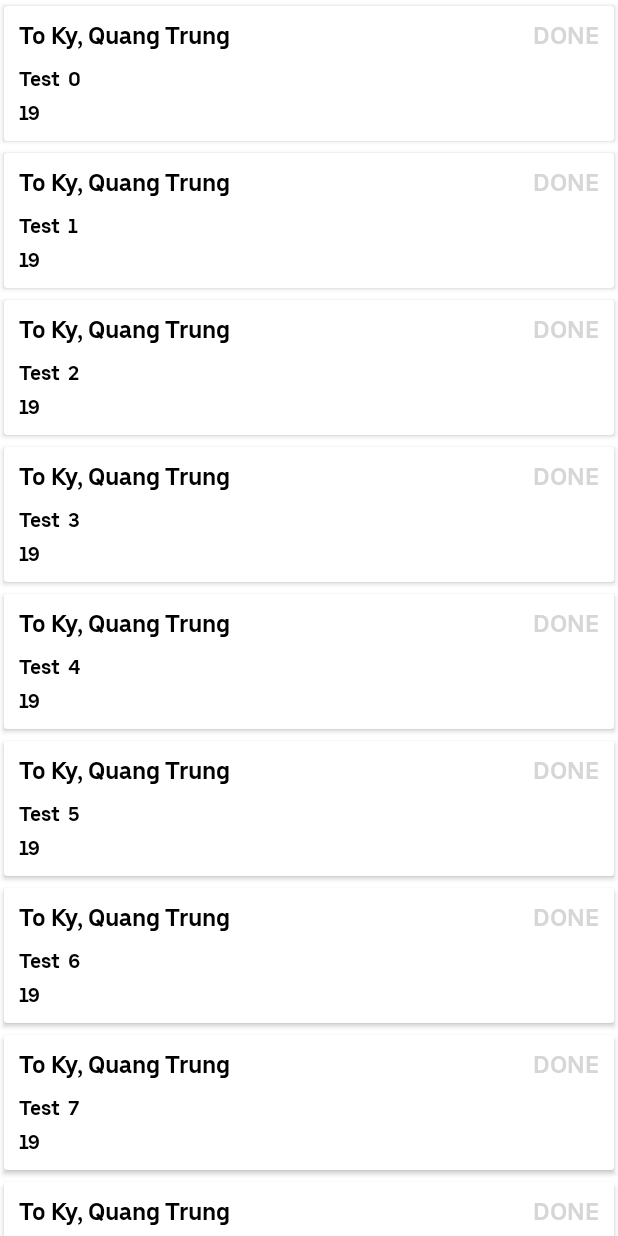
After one commit to Quockm/Final_Uber_Rider, an Android app: the fragment HistoryFragment shown on its own in the app's theme, on a phone screen of 412 x 824 dp. The commit adds this screen. Run offline under Robolectric (Android 15) with nearby library versions, the phone set to English and light mode, and no system bars; our stand-ins replace ButterKnife.

Commit message:
Setup UI & workflow for History Trip

```diff
--- /dev/null
+++ b/app/src/main/java/com/example/final_uber_rider/HistoryFragment.java
@@ -0,0 +1,80 @@
+package com.example.final_uber_rider;
+
+import android.os.Bundle;
+import android.view.LayoutInflater;
+import android.view.View;
+import android.view.ViewGroup;
+
+import androidx.annotation.NonNull;
+import androidx.annotation.Nullable;
+import androidx.appcompat.app.AppCompatActivity;
+import androidx.fragment.app.Fragment;
+import androidx.recyclerview.widget.RecyclerView;
+
+import com.example.final_uber_rider.model.HistoryAdapter;
+import com.example.final_uber_rider.model.RiderInfoModel;
+import com.example.final_uber_rider.model.TripPlanModel;
+
+import org.jetbrains.annotations.NotNull;
+
+import java.util.ArrayList;
+
+import butterknife.BindView;
+import butterknife.ButterKnife;
+
+public class HistoryFragment extends Fragment {
+
+    @BindView(R.id.rv_list_history)
+    RecyclerView rv_list_history;
+
+    private AppCompatActivity mActivity;
+
+    @Override
+    public void onCreate(@Nullable @org.jetbrains.annotations.Nullable Bundle savedInstanceState) {
+        super.onCreate(savedInstanceState);
+
+        mActivity = (AppCompatActivity) getActivity();
+    }
+
+    @Nullable
+    @org.jetbrains.annotations.Nullable
+    @Override
+    public View onCreateView(@NonNull @NotNull LayoutInflater inflater,
+                             @Nullable @org.jetbrains.annotations.Nullable ViewGroup container,
+                             @Nullable @org.jetbrains.annotations.Nullable Bundle savedInstanceState) {
+        View history = inflater.inflate(R.layout.fragment_history, container, false);
+
+        ButterKnife.bind(this, history);
+
+        return history;
+    }
+
+    @Override
+    public void onViewCreated(@NonNull @NotNull View view,
+                              @Nullable @org.jetbrains.annotations.Nullable Bundle savedInstanceState) {
+        super.onViewCreated(view, savedInstanceState);
+
+        onLoadHistoryData();
+    }
+
+    private void onLoadHistoryData(){
+        HistoryAdapter adapter = new HistoryAdapter(initListData());
+        rv_list_history.setAdapter(adapter);
+    }
+
+    /*
+    * Setup list data Trip history
+    * */
+    private ArrayList<TripPlanModel> initListData(){
+        ArrayList<TripPlanModel> listTest = new ArrayList<>();
+
+        for (int i = 0; i < 10; i++){
+            listTest.add(new TripPlanModel("", "", null,
+                    new RiderInfoModel("" + i, "Test ", "+19999999999", "", 5.0),
+                    "", "", "","","",
+                    "","","",0.0,0.0, true, false));
+        }
+
+        return listTest;
+    }
+}
--- /dev/null
+++ b/app/src/main/java/com/example/final_uber_rider/LogoutDialog.java
@@ -0,0 +1,57 @@
+package com.example.final_uber_rider;
+
+import android.app.Dialog;
+import android.os.Bundle;
+import android.view.LayoutInflater;
+import android.view.View;
+import android.view.ViewGroup;
+
+import androidx.annotation.NonNull;
+import androidx.annotation.Nullable;
+import androidx.appcompat.app.AlertDialog;
+import androidx.appcompat.app.AppCompatActivity;
+import androidx.fragment.app.DialogFragment;
+import android.content.Intent;
+import com.example.final_uber_rider.SplashScreenActivity;
+
+import org.jetbrains.annotations.NotNull;
+
+import com.google.firebase.auth.FirebaseAuth;
+
+public class LogoutDialog extends DialogFragment {
+
+    private AppCompatActivity appCompatActivity;
+
+    @Override
+    public void onCreate(@Nullable @org.jetbrains.annotations.Nullable Bundle savedInstanceState) {
+        super.onCreate(savedInstanceState);
+        appCompatActivity = (AppCompatActivity)getActivity();
+    }
+
+    @NonNull
+    @NotNull
+    @Override
+    public Dialog onCreateDialog(@Nullable @org.jetbrains.annotations.Nullable Bundle savedInstanceState) {
+        AlertDialog.Builder builder = new AlertDialog.Builder(appCompatActivity);
+        builder.setTitle("Sign Out")
+                .setMessage("Do you want to sign out!!")
+                .setNegativeButton("CANCEL", (dialogInterface, i) -> dialogInterface.dismiss())
+                .setPositiveButton("SIGN OUT", (dialogInterface, i) -> {
+                    FirebaseAuth.getInstance().signOut();
+                    Intent intent = new Intent(appCompatActivity, SplashScreenActivity.class);
+                    intent.setFlags(Intent.FLAG_ACTIVITY_NEW_TASK | Intent.FLAG_ACTIVITY_CLEAR_TASK);
+                    appCompatActivity.startActivity(intent);
+                    appCompatActivity.finish();
+                })
+                .setCancelable(false);
+        AlertDialog dialog = builder.create();
+        dialog.setOnShowListener(dialogInterface -> {
+            dialog.getButton(AlertDialog.BUTTON_POSITIVE)
+                    .setTextColor(getResources().getColor(android.R.color.holo_red_dark));
+            dialog.getButton(AlertDialog.BUTTON_NEGATIVE)
+                    .setTextColor(getResources().getColor(R.color.black));
+        });
+
+        return dialog;
+    }
+}
--- a/app/src/main/java/com/example/final_uber_rider/RiderHomeActivity.java
+++ b/app/src/main/java/com/example/final_uber_rider/RiderHomeActivity.java
@@ -64,7 +64,7 @@ public class RiderHomeActivity extends AppCompatActivity {
         // Passing each menu ID as a set of Ids because each
         // menu should be considered as top level destinations.
         mAppBarConfiguration = new AppBarConfiguration.Builder(
-                R.id.nav_home, R.id.nav_gallery, R.id.nav_slideshow)
+                R.id.nav_home, R.id.nav_history, R.id.nav_sign_out)
                 .setDrawerLayout(drawer)
                 .build();
         navController = Navigation.findNavController(this, R.id.nav_host_fragment);
@@ -86,7 +86,10 @@ public class RiderHomeActivity extends AppCompatActivity {
         storageReference = FirebaseStorage.getInstance().getReference();
 
 
-        //handle click on item
+        /*Already have NavigateController to handle action NavigationItemClicked
+        * -> No need to setup Listener for Navigation Menu
+        * */
+        /*
         navigationView.setNavigationItemSelectedListener(item -> {
             if (item.getItemId() == R.id.nav_sign_out) {
                 Context context;
@@ -112,7 +115,7 @@ public class RiderHomeActivity extends AppCompatActivity {
                 dialog.show();
             }
             return true;
-        });
+        });*/
 
 
         //set data for user
--- /dev/null
+++ b/app/src/main/java/com/example/final_uber_rider/model/HistoryAdapter.java
@@ -0,0 +1,102 @@
+package com.example.final_uber_rider.model;
+
+import android.graphics.Color;
+import android.provider.CalendarContract;
+import android.util.Log;
+import android.view.LayoutInflater;
+import android.view.View;
+import android.view.ViewGroup;
+import android.widget.TextView;
+
+import androidx.annotation.NonNull;
+import androidx.recyclerview.widget.RecyclerView;
+
+import com.example.final_uber_rider.R;
+
+import org.jetbrains.annotations.NotNull;
+
+import java.util.Date;
+import java.util.List;
+
+import butterknife.BindView;
+import butterknife.ButterKnife;
+
+public class HistoryAdapter extends RecyclerView.Adapter<HistoryAdapter.HistoryItem> {
+
+    private List<TripPlanModel> mTripHistory;
+
+    public HistoryAdapter(List<TripPlanModel> listTripHistory) {
+        this.mTripHistory = listTripHistory;
+    }
+
+    @NonNull
+    @NotNull
+    @Override
+    public HistoryItem onCreateViewHolder(@NonNull @NotNull ViewGroup parent, int viewType) {
+        View itemHistory = LayoutInflater.from(parent.getContext())
+                .inflate(R.layout.layout_item_history, parent, false);
+
+        HistoryItem viewHolder = new HistoryItem(itemHistory);
+        return viewHolder;
+    }
+
+    @Override
+    public void onBindViewHolder(@NonNull @NotNull HistoryItem holder, int position) {
+        try{
+            TripPlanModel trip = mTripHistory.get(position);
+
+            if (trip != null){
+
+                String riderFullName = "";
+
+                if (trip.getRiderModel() != null
+                        && !trip.getRiderModel().getLastname().isEmpty()
+                        && !trip.getRiderModel().getFisrtnasme().isEmpty()) {
+
+                    riderFullName = trip.getRiderModel().getLastname()
+                            + " " + trip.getRiderModel().getFisrtnasme();
+
+                }
+
+                holder.txt_rider_name.setText(riderFullName);
+                holder.txt_trip_datetime.setText(String.valueOf(new Date().getDate()));
+
+                if (trip.isDone()){
+                    holder.txt_trip_status.setText("DONE");
+                }else if (trip.isCancel()){
+                    holder.txt_trip_status.setText("CANCEL");
+                    holder.txt_trip_status.setTextColor(Color.RED);
+                }
+            }
+
+        }catch (Exception e){
+            Log.e(HistoryAdapter.class.getName(), e.getClass() + ": " + e.getMessage());
+        }
+    }
+
+    @Override
+    public int getItemCount() {
+        return mTripHistory.size();
+    }
+
+    static class HistoryItem extends RecyclerView.ViewHolder{
+
+        @BindView(R.id.txt_trip_des_address)
+        TextView txt_trip_des_address;
+
+        @BindView(R.id.txt_rider_name)
+        TextView txt_rider_name;
+
+        @BindView(R.id.txt_trip_datetime)
+        TextView txt_trip_datetime;
+
+        @BindView(R.id.txt_trip_status)
+        TextView txt_trip_status;
+
+        public HistoryItem(@NonNull @NotNull View itemView) {
+            super(itemView);
+
+            ButterKnife.bind(this, itemView);
+        }
+    }
+}
--- a/app/src/main/java/com/example/final_uber_rider/model/RiderInfoModel.java
+++ b/app/src/main/java/com/example/final_uber_rider/model/RiderInfoModel.java
@@ -6,6 +6,14 @@ public class RiderInfoModel {
 
 
     public RiderInfoModel() {
+    }
+
+    public RiderInfoModel(String fisrtnasme, String lastname, String phonenumber, String avatar, double rating) {
+        this.fisrtnasme = fisrtnasme;
+        this.lastname = lastname;
+        this.phonenumber = phonenumber;
+        this.avatar = avatar;
+        this.rating = rating;
     }
 
     public String getFisrtnasme() {
--- a/app/src/main/java/com/example/final_uber_rider/model/TripPlanModel.java
+++ b/app/src/main/java/com/example/final_uber_rider/model/TripPlanModel.java
@@ -12,6 +12,29 @@ public class TripPlanModel {
     private boolean isDone, isCancel;
 
     public TripPlanModel() {
+    }
+
+    public TripPlanModel(String rider, String driver, DriverInfoModel driverInfoModel,
+                         RiderInfoModel riderModel, String origin, String originString,
+                         String destination, String destinationString, String distancePickup,
+                         String distanceDestination, String durationPickup, String durationDestination,
+                         double currentLat, double currentLng, boolean isDone, boolean isCancel) {
+        this.rider = rider;
+        this.driver = driver;
+        this.driverInfoModel = driverInfoModel;
+        this.riderModel = riderModel;
+        this.origin = origin;
+        this.originString = originString;
+        this.destination = destination;
+        this.destinationString = destinationString;
+        this.distancePickup = distancePickup;
+        this.distanceDestination = distanceDestination;
+        this.durationPickup = durationPickup;
+        this.durationDestination = durationDestination;
+        this.currentLat = currentLat;
+        this.currentLng = currentLng;
+        this.isDone = isDone;
+        this.isCancel = isCancel;
     }
 
     public String getRider() {
--- a/app/src/main/java/com/example/final_uber_rider/ui/home/HomeFragment.java
+++ b/app/src/main/java/com/example/final_uber_rider/ui/home/HomeFragment.java
@@ -200,9 +200,13 @@ public class HomeFragment extends Fragment implements OnMapReadyCallback, IFireb
     @Override
     public void onDestroy() {
         super.onDestroy();
-        fusedLocationProviderClient.removeLocationUpdates(locationCallback);
-        //geoFire.removeLocation(FirebaseAuth.getInstance().getCurrentUser().getUid());
-        onlineRef.removeEventListener(onlineValueListener);
+        try {
+            fusedLocationProviderClient.removeLocationUpdates(locationCallback);
+            //geoFire.removeLocation(FirebaseAuth.getInstance().getCurrentUser().getUid());
+            onlineRef.removeEventListener(onlineValueListener);
+        }catch (Exception e){
+            Log.e("HomeFrag", e.getClass() + ": " + e.getMessage());
+        }
     }
 
     @Override
--- a/app/src/main/res/layout/app_bar_main.xml
+++ b/app/src/main/res/layout/app_bar_main.xml
@@ -10,7 +10,6 @@
         android:layout_width="match_parent"
         android:layout_height="wrap_content"
         android:background="#00000000"
-
         android:theme="@style/AppTheme.AppBarOverlay">
 
         <androidx.appcompat.widget.Toolbar
--- a/app/src/main/res/layout/content_main.xml
+++ b/app/src/main/res/layout/content_main.xml
@@ -18,4 +18,5 @@
         app:layout_constraintRight_toRightOf="parent"
         app:layout_constraintTop_toTopOf="parent"
         app:navGraph="@navigation/mobile_navigation" />
+
 </androidx.constraintlayout.widget.ConstraintLayout>
--- /dev/null
+++ b/app/src/main/res/layout/fragment_history.xml
@@ -0,0 +1,31 @@
+<?xml version="1.0" encoding="utf-8"?>
+<LinearLayout xmlns:android="http://schemas.android.com/apk/res/android"
+    xmlns:app="http://schemas.android.com/apk/res-auto"
+    xmlns:tools="http://schemas.android.com/tools"
+    android:layout_width="match_parent"
+    android:layout_height="match_parent">
+
+    <!--<androidx.appcompat.widget.Toolbar
+        android:id="@+id/tb_history"
+        android:layout_width="match_parent"
+        android:layout_height="?attr/actionBarSize">
+
+        <ImageView
+            android:id="@+id/img_history_back"
+            android:layout_width="?attr/actionBarSize"
+            android:layout_height="match_parent"
+            android:src="@drawable/quantum_ic_arrow_back_grey600_24"/>
+
+        <TextView
+            android:layout_width="wrap_content"
+            android:layout_height="wrap_content"/>
+
+    </androidx.appcompat.widget.Toolbar>-->
+
+    <androidx.recyclerview.widget.RecyclerView
+        android:id="@+id/rv_list_history"
+        android:layout_width="match_parent"
+        android:layout_height="match_parent"
+        app:layoutManager="androidx.recyclerview.widget.LinearLayoutManager"/>
+
+</LinearLayout>
--- /dev/null
+++ b/app/src/main/res/layout/layout_item_history.xml
@@ -0,0 +1,68 @@
+<?xml version="1.0" encoding="utf-8"?>
+<androidx.cardview.widget.CardView xmlns:android="http://schemas.android.com/apk/res/android"
+    android:layout_width="match_parent"
+    android:layout_height="wrap_content"
+    xmlns:app="http://schemas.android.com/apk/res-auto"
+    app:cardBackgroundColor="@color/white"
+    app:cardCornerRadius="2dp"
+    app:cardUseCompatPadding="true">
+
+    <RelativeLayout
+        android:layout_width="match_parent"
+        android:layout_height="wrap_content">
+
+        <LinearLayout
+            android:id="@+id/ll_history_body"
+            android:layout_width="match_parent"
+            android:layout_height="wrap_content"
+            android:orientation="vertical"
+            android:layout_margin="10dp"
+            android:layout_toLeftOf="@+id/txt_trip_status"
+            android:layout_toStartOf="@+id/txt_trip_status">
+
+            <TextView
+                android:id="@+id/txt_trip_des_address"
+                android:layout_width="match_parent"
+                android:layout_height="wrap_content"
+                android:text="To Ky, Quang Trung"
+                android:fontFamily="@font/uber_move_bold"
+                android:textColor="@color/black"
+                android:textSize="15sp"
+                android:layout_marginBottom="10dp"
+                android:maxLines="2"/>
+
+            <TextView
+                android:id="@+id/txt_rider_name"
+                android:layout_width="match_parent"
+                android:layout_height="wrap_content"
+                android:fontFamily="@font/uber_move_bold"
+                android:textColor="@color/black"
+                android:layout_marginBottom="5dp"
+                android:textSize="13sp"/>
+
+            <TextView
+                android:id="@+id/txt_trip_datetime"
+                android:layout_width="match_parent"
+                android:layout_height="wrap_content"
+                android:fontFamily="@font/uber_move_bold"
+                android:textColor="@color/black"
+                android:textSize="13sp"/>
+
+        </LinearLayout>
+
+        <TextView
+            android:id="@+id/txt_trip_status"
+            android:layout_width="wrap_content"
+            android:layout_height="wrap_content"
+            android:layout_alignParentEnd="true"
+            android:layout_alignParentRight="true"
+            android:layout_marginTop="10dp"
+            android:layout_marginEnd="10dp"
+            android:layout_marginRight="10dp"
+            android:fontFamily="@font/uber_move_bold"
+            android:textColor="@color/colorPrimary"
+            android:textSize="15sp"/>
+
+    </RelativeLayout>
+
+</androidx.cardview.widget.CardView>
--- a/app/src/main/res/menu/activity_main_drawer.xml
+++ b/app/src/main/res/menu/activity_main_drawer.xml
@@ -9,9 +9,10 @@
             android:icon="@drawable/ic_baseline_home_24"
             android:title="@string/menu_home" />
         <item
-            android:id="@+id/Your_Trip"
+            android:id="@+id/nav_history"
             android:icon="@drawable/ic_baseline_history_24"
             android:title="@string/history" />
+
         <item
             android:id="@+id/help"
             android:icon="@drawable/ic_baseline_help_24"
--- a/app/src/main/res/navigation/mobile_navigation.xml
+++ b/app/src/main/res/navigation/mobile_navigation.xml
@@ -12,6 +12,17 @@
         tools:layout="@layout/fragment_home" />
 
     <fragment
+        android:id="@+id/nav_history"
+        android:name="com.example.final_uber_rider.HistoryFragment"
+        android:label="Your Trip"
+        tools:layout="@layout/fragment_history" />
+
+    <dialog
+        android:id="@+id/nav_sign_out"
+        android:name="com.example.final_uber_rider.LogoutDialog"
+        android:label="Sign Out"/>
+
+    <!--<fragment
         android:id="@+id/nav_gallery"
         android:name="com.example.final_uber_rider.ui.gallery.GalleryFragment"
         android:label="@string/menu_gallery"
@@ -21,5 +32,5 @@
         android:id="@+id/nav_slideshow"
         android:name="com.example.final_uber_rider.ui.slideshow.SlideshowFragment"
         android:label="@string/menu_slideshow"
-        tools:layout="@layout/fragment_slideshow" />
+        tools:layout="@layout/fragment_slideshow" />-->
 </navigation>
```
